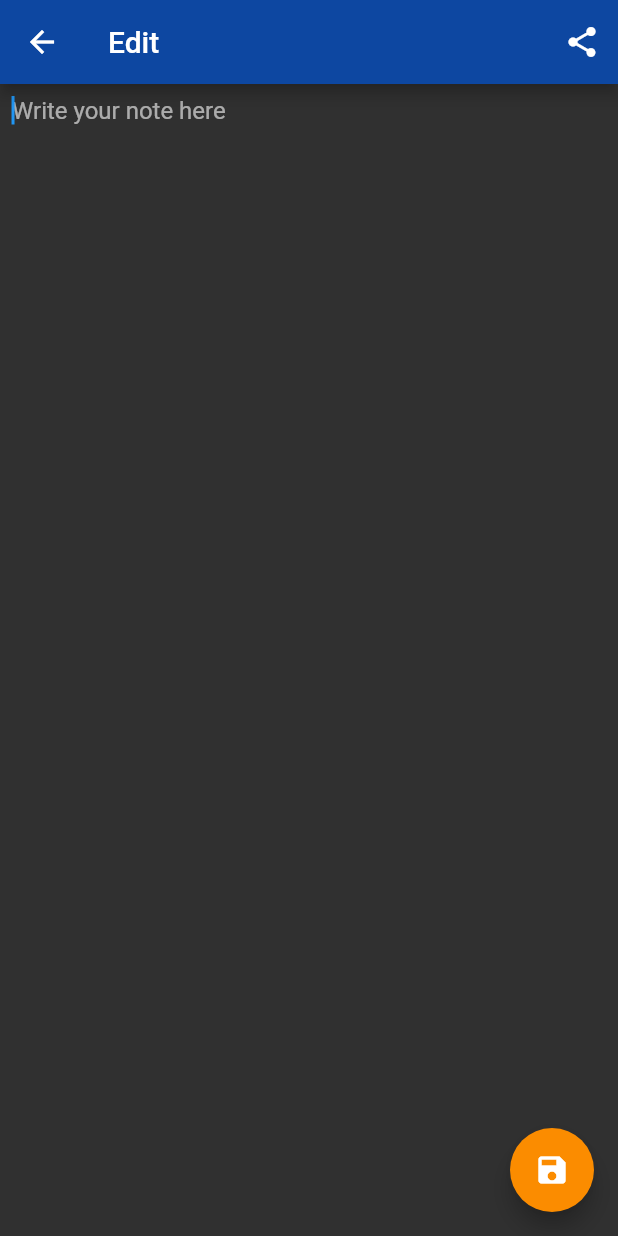
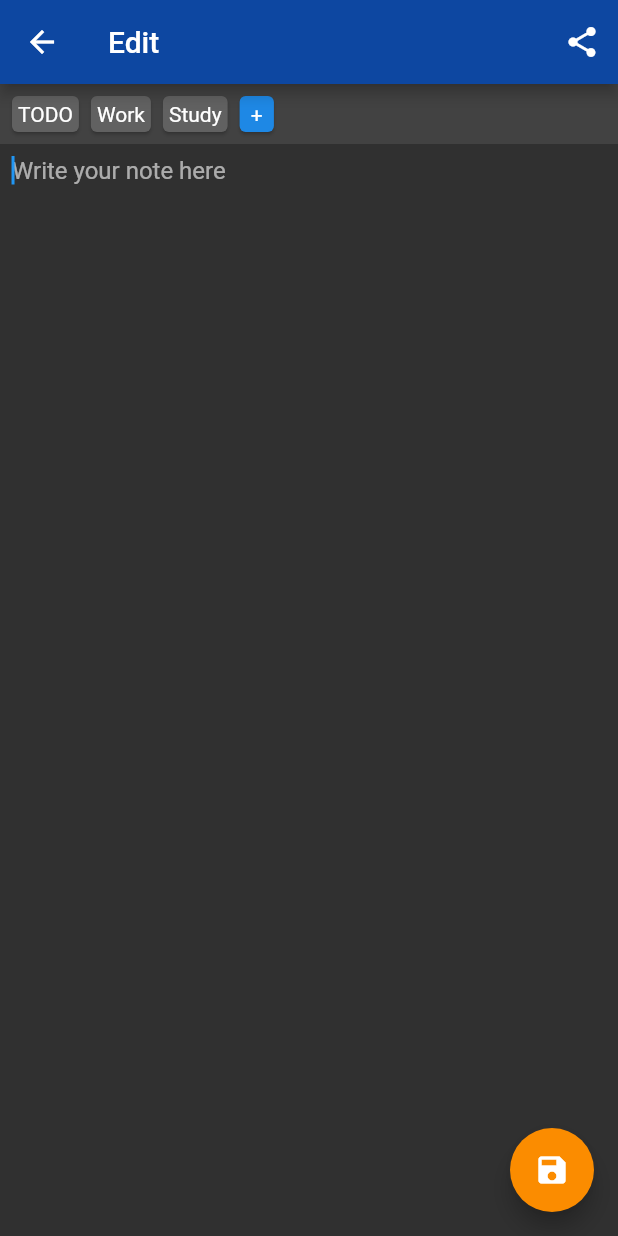
Before and after one commit to Nikolay-Ra/librenotes-mobile, a Flutter app: the EditNoteScreen screen opened by its route, on a phone screen of 412 x 824 dp. Run offline on Flutter 3.47's test engine with Material 2 defaults, Android fonts, the phone set to English and light mode, and no system bars.

Commit message:
add tag selector to edit note screen

```diff
--- a/lib/screens/edit_note_screen.dart
+++ b/lib/screens/edit_note_screen.dart
@@ -1,6 +1,8 @@
 import 'package:flutter/material.dart';
 import 'package:flutter/scheduler.dart';
 import 'package:librenotes/models/note.dart';
+import 'package:librenotes/widgets/tag_button.dart';
+import 'package:librenotes/widgets/toggle_tag.dart';
 
 class EditNoteScreen extends StatefulWidget {
   @override
@@ -12,9 +14,14 @@ class _NotesScreenState extends State<EditNoteScreen> {
 
   final noteTextController = TextEditingController();
 
+  final tags = ['TODO', 'Work', 'Study'];
+  List<bool> tagsState;
+
   @override
   void initState() {
     super.initState();
+
+    tagsState = List.filled(tags.length, false);
 
     SchedulerBinding.instance.addPostFrameCallback((_) {
       note = ModalRoute.of(context).settings.arguments;
@@ -36,7 +43,47 @@ class _NotesScreenState extends State<EditNoteScreen> {
       ),
       body: Column(
         children: <Widget>[
-          Expanded(
+          _getTagSelector(),
+          _getTextEditor(),
+        ],
+      ),
+      floatingActionButton: _getFloatingActionButton(),
+    );
+  }
+
+  _getTagSelector() {
+    return Container(
+      padding: EdgeInsets.all(8),
+      color: Theme.of(context).cardColor,
+      child: Row(
+        children: <Widget>[
+          for (var i = 0; i < tags.length; i++)
+          Padding(
+            padding: EdgeInsets.only(right: 8),
+            child: ToggleTag(
+              name: tags[i],
+              active: tagsState[i],
+              onTap: () {
+                setState(() {
+                  tagsState[i] = !tagsState[i];
+                });
+              },
+            ),
+          ),
+          Padding(
+            padding: EdgeInsets.only(right: 8),
+            child: TagButton(
+              name: ' + ',
+              onTap: () {},
+            ),
+          ),
+        ],
+      ),
+    );
+  }
+
+  _getTextEditor() {
+    return Expanded(
       child: TextField(
         autofocus: true,
         expands: true,
@@ -48,10 +95,6 @@ class _NotesScreenState extends State<EditNoteScreen> {
           hintText: 'Write your note here',
         ),
       ),
-          ),
-        ],
-      ),
-      floatingActionButton: _getFloatingActionButton(),
     );
   }
 
```
Lines whose indentation alone changed are shown as unchanged.
